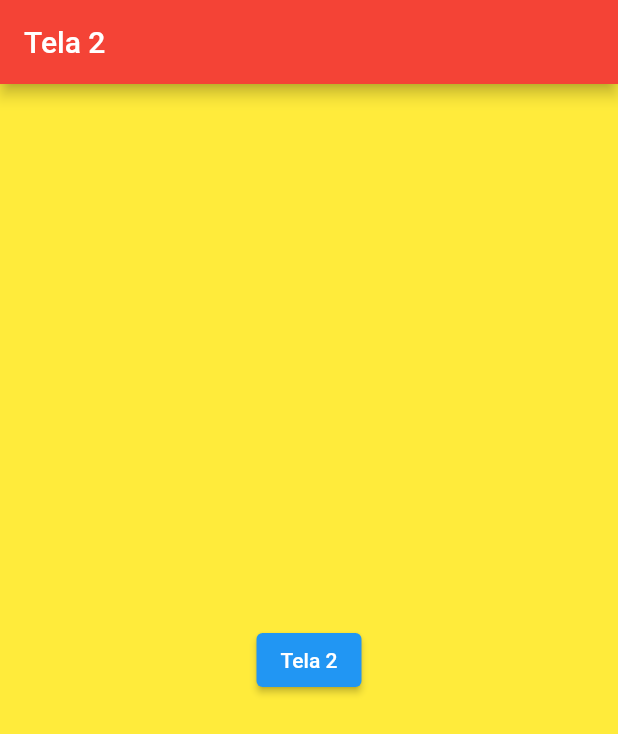
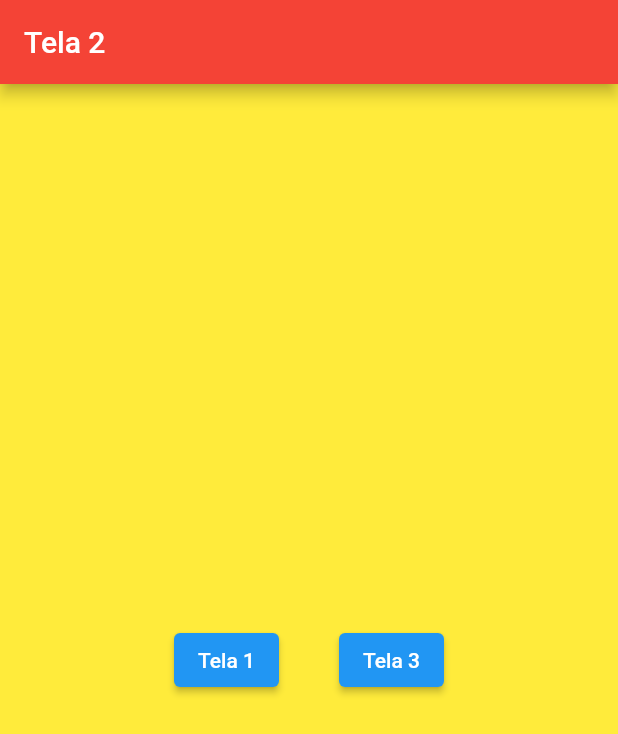
Before and after one commit to lucasantoniodev/Aprendendo_flutter_com_daves, a Flutter app: the screen it shows after launch, after a tap on "Tela 1", on a phone screen of 412 x 824 dp. Shown: the top 734 px of the screen. Run offline on Flutter 3.47's test engine with Material 2 defaults, Android fonts, the phone set to English and light mode, and no system bars.

Commit message:
Rotas nomeadas em flutter

```diff
--- a/lib/main.dart
+++ b/lib/main.dart
@@ -9,8 +9,14 @@ class MyApp extends StatelessWidget {
 
   @override
   Widget build(BuildContext context) {
-    return const MaterialApp(
-      home: Tela1(),
+    return MaterialApp(
+      debugShowCheckedModeBanner: false,
+      initialRoute: '/',
+      routes: {
+        '/': (context) => const Tela1(),
+        '/tela2': (context) => const Tela2(),
+        '/tela3': (context) => const Tela3(),
+      },
     );
   }
 }
@@ -21,6 +27,7 @@ class Tela1 extends StatelessWidget {
   @override
   Widget build(BuildContext context) {
     return MaterialApp(
+      debugShowCheckedModeBanner: false,
       home: Scaffold(
         appBar: AppBar(
           title: const Text('Tela 1'),
@@ -28,12 +35,7 @@ class Tela1 extends StatelessWidget {
         body: Center(
           child: ElevatedButton(
             child: const Text('Tela 1'),
-            onPressed: () => Navigator.push(
-              context,
-              MaterialPageRoute(
-                builder: ((context) => const Tela2()),
-              ),
-            ),
+            onPressed: () => Navigator.pushNamed(context, '/tela2'),
           ),
         ),
       ),
@@ -47,6 +49,7 @@ class Tela2 extends StatelessWidget {
   @override
   Widget build(BuildContext context) {
     return MaterialApp(
+      debugShowCheckedModeBanner: false,
       home: Scaffold(
         backgroundColor: Colors.yellow,
         appBar: AppBar(
@@ -54,8 +57,42 @@ class Tela2 extends StatelessWidget {
           backgroundColor: Colors.red,
         ),
         body: Center(
+          child: Row(
+            mainAxisAlignment: MainAxisAlignment.center,
+            children: [
+              ElevatedButton(
+                child: const Text('Tela 1'),
+                onPressed: () => Navigator.pop(context),
+              ),
+              const SizedBox(width: 40),
+              ElevatedButton(
+                child: const Text('Tela 3'),
+                onPressed: () => Navigator.pushNamed(context,'/tela3'),
+              ),
+            ],
+          ),
+        ),
+      ),
+    );
+  }
+}
+
+class Tela3 extends StatelessWidget {
+  const Tela3({Key? key}) : super(key: key);
+
+  @override
+  Widget build(BuildContext context) {
+    return MaterialApp(
+      debugShowCheckedModeBanner: false,
+      home: Scaffold(
+        backgroundColor: Colors.yellow,
+        appBar: AppBar(
+          title: const Text('Tela 3'),
+          backgroundColor: Colors.red,
+        ),
+        body: Center(
           child: ElevatedButton(
-            child: const Text('Tela 2'),
+            child: const Text('Voltar para tela 2'),
             onPressed: () => Navigator.pop(context),
           ),
         ),
```
